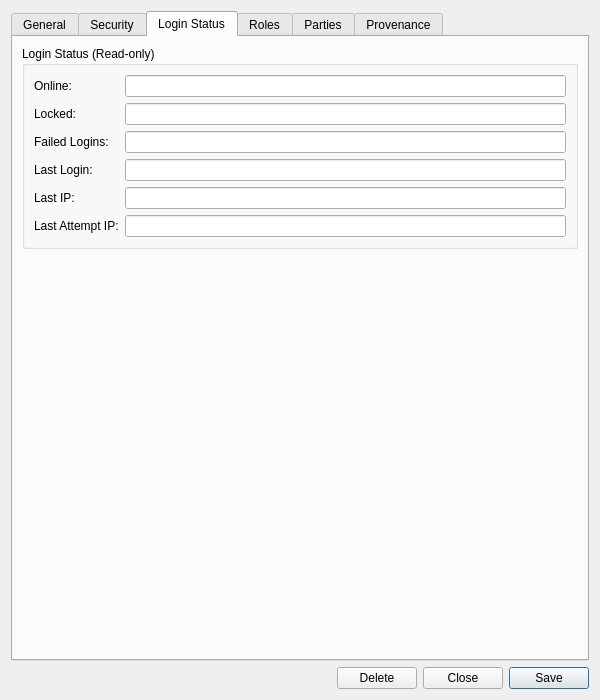
The window that projects/ores.qt/admin/ui/AccountDetailDialog.ui (OreStudio/OreStudio) describes before a commit, drawn with Qt 5.
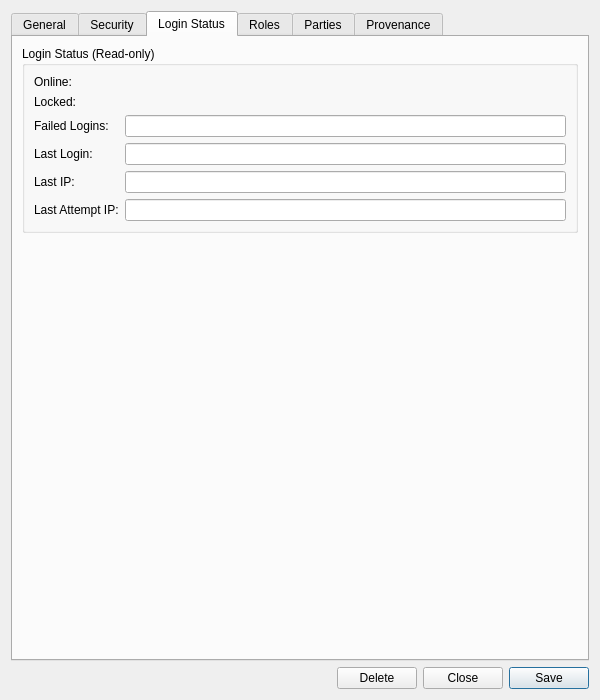
The same window after the commit. The open tabs and pages were chosen to show the change. Custom widgets are drawn as their Qt base class.

Commit message: [dq,qt] Enforce badge colour semantics: gray means inactive only

```diff
--- a/projects/ores.qt/admin/ui/AccountDetailDialog.ui
+++ b/projects/ores.qt/admin/ui/AccountDetailDialog.ui
@@ -199,9 +199,12 @@
            </widget>
           </item>
           <item row="0" column="1">
-           <widget class="QLineEdit" name="onlineEdit">
-            <property name="readOnly">
-             <bool>true</bool>
+           <widget class="QLabel" name="onlineBadge">
+            <property name="sizePolicy">
+             <sizepolicy hsizetype="Fixed" vsizetype="Fixed">
+              <horstretch>0</horstretch>
+              <verstretch>0</verstretch>
+             </sizepolicy>
             </property>
            </widget>
           </item>
@@ -213,9 +216,12 @@
            </widget>
           </item>
           <item row="1" column="1">
-           <widget class="QLineEdit" name="lockedEdit">
-            <property name="readOnly">
-             <bool>true</bool>
+           <widget class="QLabel" name="lockedBadge">
+            <property name="sizePolicy">
+             <sizepolicy hsizetype="Fixed" vsizetype="Fixed">
+              <horstretch>0</horstretch>
+              <verstretch>0</verstretch>
+             </sizepolicy>
             </property>
            </widget>
           </item>
```
The commit also changes 19 other files.
